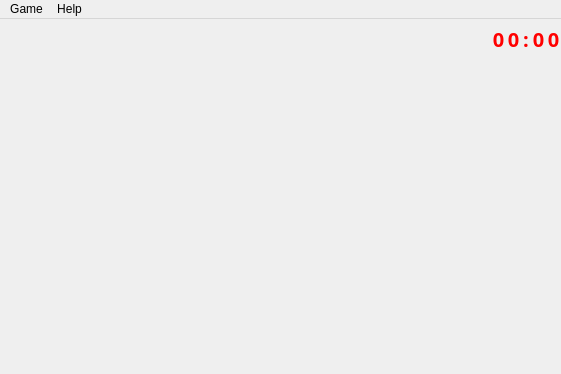
q-g-j/qminesweeper, file mainwindow.ui: the form before one commit.
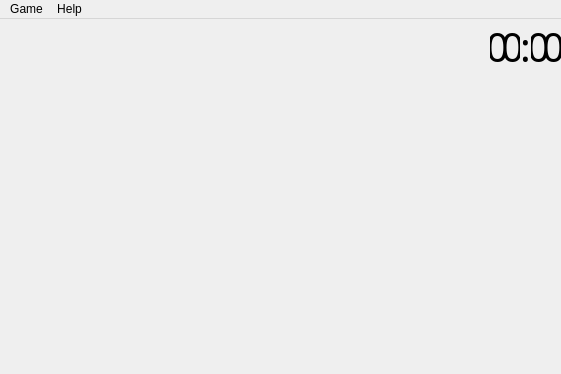
The form after the commit.

Patch:
```diff
--- a/mainwindow.ui
+++ b/mainwindow.ui
@@ -64,7 +64,6 @@
       </property>
       <property name="font">
        <font>
-        <family>Bahnschrift</family>
         <pointsize>10</pointsize>
        </font>
       </property>
@@ -103,9 +102,16 @@
            <height>0</height>
           </size>
          </property>
+         <property name="maximumSize">
+          <size>
+           <width>40</width>
+           <height>16777215</height>
+          </size>
+         </property>
          <property name="font">
           <font>
-           <pointsize>24</pointsize>
+           <family>Bahnschrift Condensed</family>
+           <pointsize>30</pointsize>
           </font>
          </property>
          <property name="styleSheet">
@@ -122,6 +128,9 @@
          <property name="alignment">
           <set>Qt::AlignCenter</set>
          </property>
+         <property name="margin">
+          <number>-5</number>
+         </property>
          <property name="indent">
           <number>0</number>
          </property>
@@ -173,6 +182,12 @@
            <height>0</height>
           </size>
          </property>
+         <property name="maximumSize">
+          <size>
+           <width>40</width>
+           <height>16777215</height>
+          </size>
+         </property>
          <property name="styleSheet">
           <string notr="true"/>
          </property>
@@ -219,15 +234,14 @@
          </property>
          <property name="font">
           <font>
-           <family>Bahnschrift Light Condensed</family>
-           <pointsize>15</pointsize>
-           <weight>75</weight>
-           <bold>true</bold>
+           <family>Bahnschrift Condensed</family>
+           <pointsize>30</pointsize>
+           <bold>false</bold>
           </font>
          </property>
          <property name="styleSheet">
           <string notr="true">QLabel#timerTenMinutes {
-	color: red;
+	color: black;
 }</string>
          </property>
          <property name="frameShape">
@@ -239,6 +253,9 @@
          <property name="alignment">
           <set>Qt::AlignCenter</set>
          </property>
+         <property name="margin">
+          <number>-5</number>
+         </property>
         </widget>
        </item>
        <item>
@@ -263,15 +280,14 @@
          </property>
          <property name="font">
           <font>
-           <family>Bahnschrift Light Condensed</family>
-           <pointsize>15</pointsize>
-           <weight>75</weight>
-           <bold>true</bold>
+           <family>Bahnschrift Condensed</family>
+           <pointsize>30</pointsize>
+           <bold>false</bold>
           </font>
          </property>
          <property name="styleSheet">
           <string notr="true">QLabel#timerMinutes {
-	color: red;
+	color: black;
 }</string>
          </property>
          <property name="frameShape">
@@ -283,6 +299,9 @@
          <property name="alignment">
           <set>Qt::AlignCenter</set>
          </property>
+         <property name="margin">
+          <number>-5</number>
+         </property>
         </widget>
        </item>
        <item>
@@ -301,15 +320,14 @@
          </property>
          <property name="font">
           <font>
-           <family>Bahnschrift Light Condensed</family>
-           <pointsize>15</pointsize>
-           <weight>75</weight>
-           <bold>true</bold>
+           <family>Bahnschrift Condensed</family>
+           <pointsize>30</pointsize>
+           <bold>false</bold>
           </font>
          </property>
          <property name="styleSheet">
           <string notr="true">QLabel#timerColon {
-	color: red;
+	color: black;
 }</string>
          </property>
          <property name="frameShape">
@@ -321,6 +339,9 @@
          <property name="alignment">
           <set>Qt::AlignCenter</set>
          </property>
+         <property name="margin">
+          <number>-5</number>
+         </property>
         </widget>
        </item>
        <item>
@@ -345,15 +366,14 @@
          </property>
          <property name="font">
           <font>
-           <family>Bahnschrift Light Condensed</family>
-           <pointsize>15</pointsize>
-           <weight>75</weight>
-           <bold>true</bold>
+           <family>Bahnschrift Condensed</family>
+           <pointsize>30</pointsize>
+           <bold>false</bold>
           </font>
          </property>
          <property name="styleSheet">
           <string notr="true">QLabel#timerTenSeconds {
-	color: red;
+	color: black;
 }</string>
          </property>
          <property name="frameShape">
@@ -365,6 +385,9 @@
          <property name="alignment">
           <set>Qt::AlignCenter</set>
          </property>
+         <property name="margin">
+          <number>-5</number>
+         </property>
         </widget>
        </item>
        <item>
@@ -389,10 +412,9 @@
          </property>
          <property name="font">
           <font>
-           <family>Bahnschrift Light Condensed</family>
-           <pointsize>15</pointsize>
-           <weight>75</weight>
-           <bold>true</bold>
+           <family>Bahnschrift Condensed</family>
+           <pointsize>30</pointsize>
+           <bold>false</bold>
           </font>
          </property>
          <property name="layoutDirection">
@@ -400,7 +422,7 @@
          </property>
          <property name="styleSheet">
           <string notr="true">QLabel#timerSeconds {
-	color: red;
+	color: black;
 }</string>
          </property>
          <property name="frameShape">
@@ -412,6 +434,9 @@
          <property name="alignment">
           <set>Qt::AlignCenter</set>
          </property>
+         <property name="margin">
+          <number>-5</number>
+         </property>
          <property name="indent">
           <number>0</number>
          </property>
```
Left out of the diff: 2 changed lines with no effect on the pictures.
